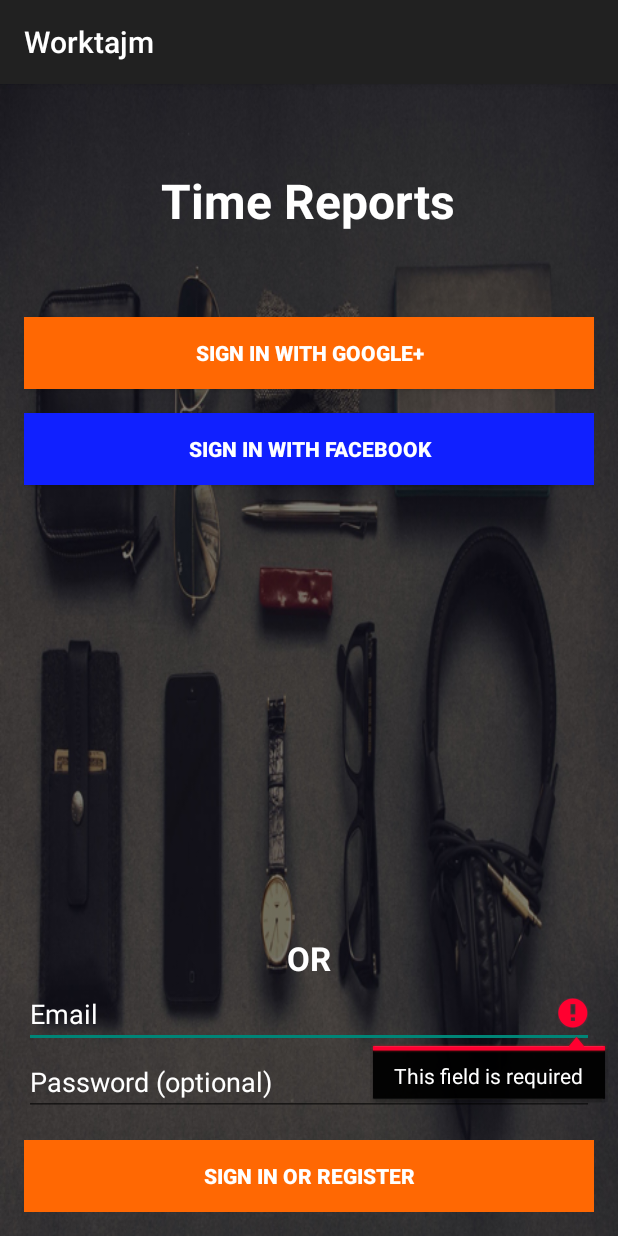
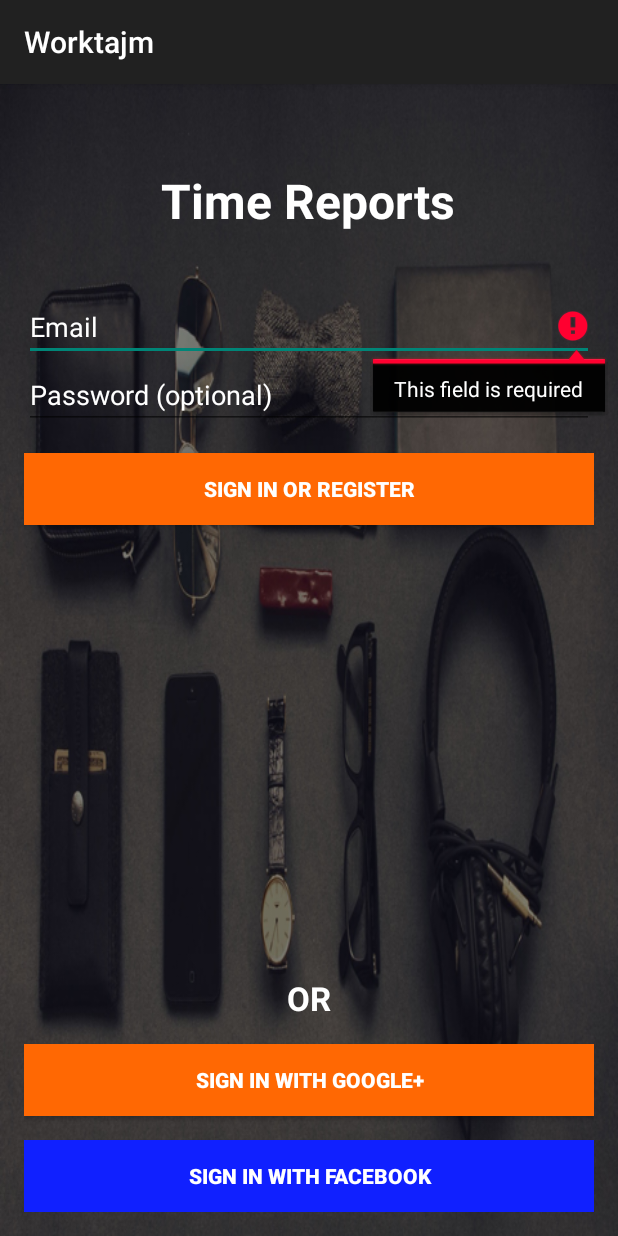
Before and after one commit to hirro/m-worktajm, an Android app: the screen it shows after launch (LoginActivity), after a tap on "SIGN IN OR REGISTER", on a phone screen of 412 x 824 dp. Run offline under Robolectric (Android 15) with nearby library versions, the phone set to English and light mode, and no system bars; our stand-ins replace Volley; libraries missing offline, so code that uses them is left out: com.logentries.android; 4 statements that could not run were skipped.

Commit message:
no message

```diff
--- a/android/app/src/main/java/com/arnellconsulting/worktajm/LoginActivity.java
+++ b/android/app/src/main/java/com/arnellconsulting/worktajm/LoginActivity.java
@@ -12,6 +12,7 @@ import android.net.Uri;
 import android.os.AsyncTask;
 import android.os.Build;
 import android.os.Bundle;
+import android.os.Handler;
 import android.provider.ContactsContract;
 import android.support.v7.app.ActionBarActivity;
 import android.text.TextUtils;
@@ -23,6 +24,7 @@ import android.widget.ArrayAdapter;
 import android.widget.AutoCompleteTextView;
 import android.widget.Button;
 import android.widget.EditText;
+import android.widget.ScrollView;
 import android.widget.TextView;
 
 import com.android.volley.AuthFailureError;
@@ -58,7 +60,8 @@ public class  LoginActivity extends ActionBarActivity implements LoaderCallbacks
     private AutoCompleteTextView mEmailView;
     private EditText mPasswordView;
     private View mProgressView;
-    private View mLoginFormView;
+    private ScrollView mLoginFormView;
+    private Button mLoginButton;
 
     public LoginActivity() {
         super();
@@ -72,7 +75,12 @@ public class  LoginActivity extends ActionBarActivity implements LoaderCallbacks
         mEmailView = (AutoCompleteTextView) findViewById(R.id.email);
         populateAutoComplete();
 
+        mLoginFormView = (ScrollView) findViewById(R.id.login_form);
+        mProgressView =  findViewById(R.id.login_progress);
+        mLoginButton = (Button) findViewById(R.id.email_sign_in_button);
         mPasswordView = (EditText) findViewById(R.id.password);
+        final Button mEmailSignInButton = (Button) findViewById(R.id.email_sign_in_button);
+
         mPasswordView.setOnEditorActionListener(new TextView.OnEditorActionListener() {
             @Override
             public boolean onEditorAction(TextView textView, int id, KeyEvent keyEvent) {
@@ -84,7 +92,6 @@ public class  LoginActivity extends ActionBarActivity implements LoaderCallbacks
             }
         });
 
-        Button mEmailSignInButton = (Button) findViewById(R.id.email_sign_in_button);
         mEmailSignInButton.setOnClickListener(new OnClickListener() {
             @Override
             public void onClick(View view) {
@@ -92,8 +99,24 @@ public class  LoginActivity extends ActionBarActivity implements LoaderCallbacks
             }
         });
 
-        mLoginFormView = findViewById(R.id.login_form);
-        mProgressView = findViewById(R.id.login_progress);
+        mEmailView.setOnFocusChangeListener(new View.OnFocusChangeListener() {
+            @Override
+            public void onFocusChange(View v, boolean hasFocus) {
+                if (hasFocus) {
+                    new Handler().postDelayed(new Runnable() {
+                        @Override
+                        public void run() {
+                            LogService.debug("LoginActivity",String.format("mPasswordView [%d]", mPasswordView.getScrollY()));
+                            LogService.debug("LoginActivity",String.format("mPasswordView.getBottom() [%d]", mPasswordView.getTop()));
+                            LogService.debug("LoginActivity",String.format("getRelativeTop(mPasswordView) [%d]", getRelativeTop(mPasswordView)));
+                            LogService.debug("LoginActivity",String.format("getLocationInWindow(mPasswordView) [%d]", getLocationInWindow(mPasswordView)));
+                            LogService.debug("LoginActivity",String.format("mLoginFormView.getBottom()[%d]", mLoginFormView.getBottom()));
+                            mLoginFormView.smoothScrollTo(0, mPasswordView.getTop());
+                        }
+                    }, 300);
+                }
+            }
+        });
 
         LogService.initialize(this.getBaseContext());
     }
@@ -342,4 +365,17 @@ public class  LoginActivity extends ActionBarActivity implements LoaderCallbacks
             showProgress(false);
         }
     }
+    private int getRelativeTop(View myView) {
+        if (myView.getParent() == myView.getRootView())
+            return myView.getTop();
+        else
+            return myView.getTop() + getRelativeTop((View) myView.getParent());
+    }
+
+    private int getLocationInWindow(View view) {
+        int[] location1 = new int[2];
+        int[] location2 = new int[2];
+        view.getLocationOnScreen(location2);
+        return location2[1];
+    }
 }
--- a/android/app/src/main/res/layout/activity_login.xml
+++ b/android/app/src/main/res/layout/activity_login.xml
@@ -1,72 +1,109 @@
 <LinearLayout xmlns:android="http://schemas.android.com/apk/res/android"
-    xmlns:tools="http://schemas.android.com/tools" android:layout_width="match_parent"
-    android:layout_height="match_parent" android:gravity="center_horizontal"
-    android:orientation="vertical" android:paddingBottom="@dimen/activity_vertical_margin"
-    android:paddingLeft="@dimen/activity_horizontal_margin"
-    android:paddingRight="@dimen/activity_horizontal_margin"
-    android:paddingTop="@dimen/activity_vertical_margin" tools:context=".LoginActivity"
-    style="@style/WorktajmLogin">
+              xmlns:tools="http://schemas.android.com/tools"
+              style="@style/WorktajmLogin"
+              android:layout_width="match_parent"
+              android:layout_height="match_parent"
+              android:gravity="center_horizontal"
+              android:orientation="vertical"
+              android:paddingBottom="@dimen/activity_vertical_margin"
+              android:paddingLeft="@dimen/activity_horizontal_margin"
+              android:paddingRight="@dimen/activity_horizontal_margin"
+              android:paddingTop="@dimen/activity_vertical_margin"
+              tools:context=".LoginActivity">
 
     <!-- Login progress -->
 
-    <ProgressBar android:id="@+id/login_progress" style="?android:attr/progressBarStyleLarge"
-        android:layout_width="wrap_content" android:layout_height="wrap_content"
-        android:layout_marginBottom="8dp" android:visibility="gone" />
+    <ProgressBar
+        android:id="@+id/login_progress"
+        style="?android:attr/progressBarStyleLarge"
+        android:layout_width="wrap_content"
+        android:layout_height="wrap_content"
+        android:layout_marginBottom="8dp"
+        android:visibility="gone" />
 
     <ScrollView
         android:id="@+id/login_form"
         android:layout_width="fill_parent"
         android:layout_height="fill_parent"
         android:fillViewport="true">
+
         <LinearLayout
             android:id="@+id/email_login_form_01"
             android:layout_width="fill_parent"
             android:layout_height="fill_parent"
             android:orientation="vertical">
 
-
             <TextView
+                android:id="@+id/textView2"
                 android:layout_width="wrap_content"
                 android:layout_height="wrap_content"
+                android:layout_gravity="center_horizontal"
+                android:layout_marginBottom="40dp"
+                android:layout_marginTop="40dp"
+                android:text="@string/LoginTimeReports"
                 android:textAppearance="?android:attr/textAppearanceLarge"
-                android:text="@string/LoginTimeReports"
-                android:id="@+id/textView2"
-                android:layout_gravity="center_horizontal"
                 android:textColor="#ffffff"
                 android:textSize="32dp"
-                android:textStyle="bold"
-                android:layout_marginTop="40dp"
-                android:layout_marginBottom="40dp" />
+                android:textStyle="bold" />
+
+            <LinearLayout
+                android:focusable="true"
+                android:focusableInTouchMode="true"
+                android:layout_width="0px"
+                android:layout_height="0px"/>
+            <!--android:nextFocusUp="@+id/email"-->
+            <!--android:nextFocusLeft="@+id/email"-->
+            <!--android:nextFocusRight="@+id/password"-->
+            <!--android:nextFocusDown="@+id/password"-->
+
+            <AutoCompleteTextView
+                android:id="@+id/email"
+                android:nextFocusForward="@+id/password"
+                android:layout_width="match_parent"
+                android:layout_height="wrap_content"
+                android:hint="@string/prompt_email"
+                android:inputType="textEmailAddress"
+                android:maxLines="1"
+                android:singleLine="true"
+                android:textColor="#ffffff"
+                android:textColorHighlight="#ffffff"
+                android:textColorHint="#ffffff"
+                android:textColorLink="#ffffff" />
+
+            <EditText
+                android:id="@+id/password"
+                android:nextFocusForward="@+id/email"
+                android:layout_width="match_parent"
+                android:layout_height="wrap_content"
+                android:hint="@string/prompt_password"
+                android:imeActionId="@+id/login"
+                android:imeActionLabel="@string/action_sign_in_short"
+                android:imeOptions="actionUnspecified"
+                android:inputType="textPassword"
+                android:maxLines="1"
+                android:singleLine="true"
+                android:textColor="#ffffff"
+                android:textColorHighlight="#ffffff"
+                android:textColorHint="#ffffff"
+                android:textColorLink="#ffffff" />
 
             <Button
+                android:id="@+id/email_sign_in_button"
+                android:nextFocusForward="@+id/email"
                 style="@style/LoginButton"
-                android:id="@+id/button"
-                android:layout_width="fill_parent"
+                android:layout_width="match_parent"
                 android:layout_height="wrap_content"
                 android:layout_marginTop="16dp"
-                android:text="@string/action_sign_in_with_google"
-                android:textStyle="bold"
+                android:background="#ff6803"
+                android:text="@string/action_sign_in"
                 android:textColor="#ffffff"
-                android:background="#ff6803"
-                android:layout_gravity="center" />
+                android:textStyle="bold" />
 
-            <Button
-                style="@style/LoginButton"
-                android:id="@+id/button2"
-                android:layout_width="fill_parent"
-                android:layout_height="wrap_content"
-                android:layout_marginTop="16dp"
-                android:text="@string/action_sign_in_with_facebook"
-                android:textStyle="bold"
-                android:textColor="#ffffff"
-                android:background="#1020ff"
-                android:layout_gravity="center_horizontal" />
             <!-- stretching frame layout, using layout_weight -->
             <FrameLayout
                 android:layout_width="fill_parent"
                 android:layout_height="fill_parent"
-                android:layout_weight="1">
-            </FrameLayout>
+                android:layout_weight="1"></FrameLayout>
 
             <!-- content fixated to the bottom of the screen -->
             <LinearLayout
@@ -75,44 +112,40 @@
                 android:orientation="vertical">
                 <!-- your bottom content -->
                 <TextView
+                    android:id="@+id/textView3"
                     android:layout_width="wrap_content"
                     android:layout_height="wrap_content"
-                    android:textAppearance="?android:attr/textAppearanceLarge"
-                    android:text="@string/sign_in_with"
-                    android:id="@+id/textView3"
                     android:layout_gravity="center_horizontal"
-                    android:textColor="#ffffff"
-                    android:textStyle="bold"
                     android:layout_marginTop="20dp"
                     android:capitalize="characters"
-                    android:editable="true" />
+                    android:editable="true"
+                    android:text="@string/sign_in_with"
+                    android:textAppearance="?android:attr/textAppearanceLarge"
+                    android:textColor="#ffffff"
+                    android:textStyle="bold" />
+                <Button
+                    android:id="@+id/button"
+                    style="@style/LoginButton"
+                    android:layout_width="fill_parent"
+                    android:layout_height="wrap_content"
+                    android:layout_gravity="center"
+                    android:layout_marginTop="16dp"
+                    android:background="#ff6803"
+                    android:text="@string/action_sign_in_with_google"
+                    android:textColor="#ffffff"
+                    android:textStyle="bold" />
 
-                <AutoCompleteTextView android:id="@+id/email" android:layout_width="match_parent"
-                    android:layout_height="wrap_content" android:hint="@string/prompt_email"
-                    android:inputType="textEmailAddress" android:maxLines="1"
-                    android:singleLine="true"
+                <Button
+                    android:id="@+id/button2"
+                    style="@style/LoginButton"
+                    android:layout_width="fill_parent"
+                    android:layout_height="wrap_content"
+                    android:layout_gravity="center_horizontal"
+                    android:layout_marginTop="16dp"
+                    android:background="#1020ff"
+                    android:text="@string/action_sign_in_with_facebook"
                     android:textColor="#ffffff"
-                    android:textColorLink="#ffffff"
-                    android:textColorHint="#ffffff"
-                    android:textColorHighlight="#ffffff" />
-
-                <EditText android:id="@+id/password" android:layout_width="match_parent"
-                    android:layout_height="wrap_content" android:hint="@string/prompt_password"
-                    android:imeActionId="@+id/login"
-                    android:imeActionLabel="@string/action_sign_in_short"
-                    android:imeOptions="actionUnspecified" android:inputType="textPassword"
-                    android:maxLines="1" android:singleLine="true"
-                    android:textColor="#ffffff"
-                    android:textColorHighlight="#ffffff"
-                    android:textColorHint="#ffffff"
-                    android:textColorLink="#ffffff" />
-
-                <Button android:id="@+id/email_sign_in_button" style="@style/LoginButton"
-                    android:layout_width="match_parent" android:layout_height="wrap_content"
-                    android:layout_marginTop="16dp" android:text="@string/action_sign_in"
-                    android:textStyle="bold"
-                    android:textColor="#ffffff"
-                    android:background="#ff6803" />
+                    android:textStyle="bold" />
 
 
             </LinearLayout>
```
Also changed, not shown: 2 other files.
